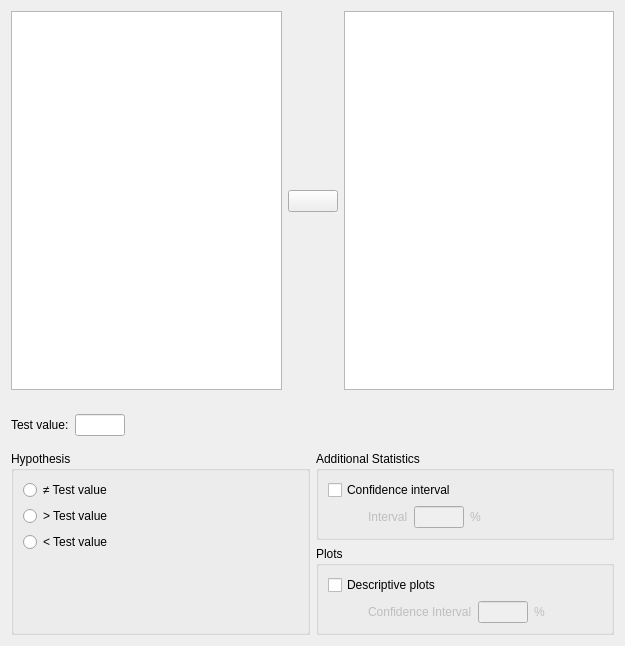
jasp-stats/jasp-desktop, file JASP-Desktop/analysisforms/binomialtestform.ui: the form before one commit.
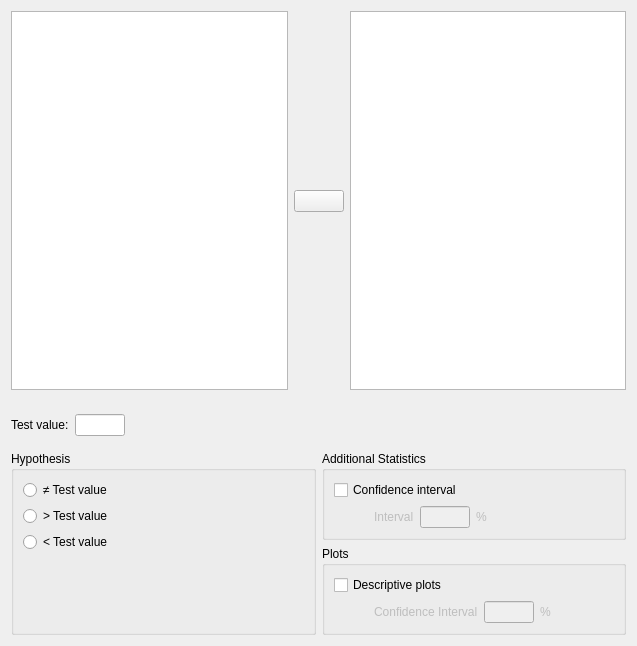
The form after the commit. Custom widgets are drawn as their Qt base class.

What changed in the file:
```diff
--- a/JASP-Desktop/analysisforms/binomialtestform.ui
+++ b/JASP-Desktop/analysisforms/binomialtestform.ui
@@ -6,7 +6,7 @@
    <rect>
     <x>0</x>
     <y>0</y>
-    <width>625</width>
+    <width>637</width>
     <height>646</height>
    </rect>
   </property>
```
